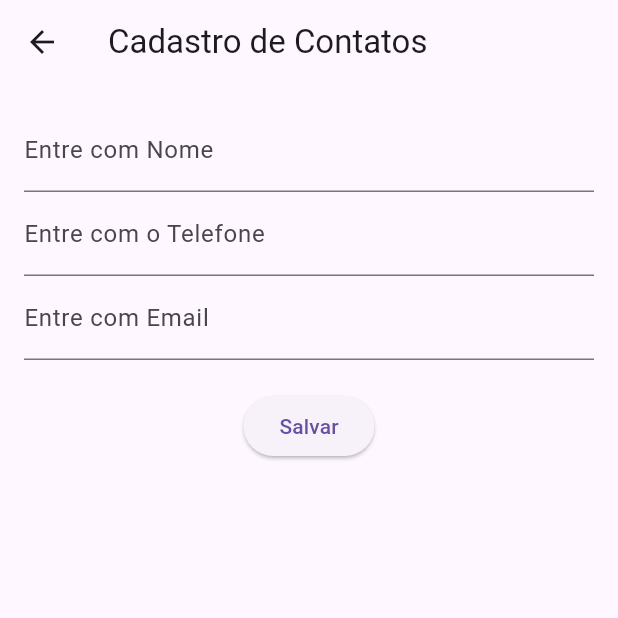
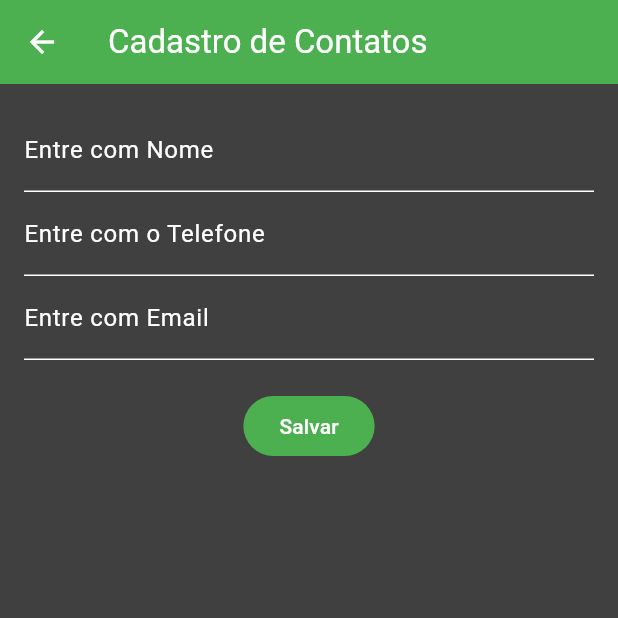
Before and after one commit to ValdsonTenorio/AgendaFlutter, a Flutter app: the screen it shows after launch, after a tap on "Cadastro", on a phone screen of 412 x 824 dp, the top half of it. Run offline on Flutter 3.47's test engine with Material 3 defaults, Android fonts, the phone set to English and light mode, and no system bars; our stand-ins replace flutter_masked_text2.

Commit message:
Estilização e Correção de Cores

```diff
--- a/lib/cadastro.dart
+++ b/lib/cadastro.dart
@@ -5,29 +5,44 @@ import 'package:flutter_masked_text2/flutter_masked_text2.dart';
 
 class Cadastro extends StatefulWidget {
   final ContatosRepository contatos;
-  Cadastro({required this.contatos});
+  final Contato? contato;
+
+  Cadastro({required this.contatos, this.contato});
 
   @override
   State<Cadastro> createState() => _CadastroState(contatos: contatos);
 }
 
 class _CadastroState extends State<Cadastro> {
-  final TextEditingController nomeController = TextEditingController();
-  final TextEditingController telefoneController =
+  TextEditingController nomeController = TextEditingController();
+  TextEditingController telefoneController =
       MaskedTextController(mask: '(00)00000-0000');
-  final TextEditingController emailController = TextEditingController();
+  TextEditingController emailController = TextEditingController();
   final ContatosRepository contatos;
+  _CadastroState({required this.contatos});
+  @override
+  void initState() {
+    super.initState();
+    if (widget.contato != null) {
+      nomeController = TextEditingController(text: widget.contato!.nome);
+      telefoneController = MaskedTextController(
+          mask: '(00)00000-0000', text: widget.contato!.telefone);
+      emailController = TextEditingController(text: widget.contato!.email);
+    }
+  }
 
-  _CadastroState({required this.contatos});
-
+  final _formKey = GlobalKey<FormState>();
   @override
   Widget build(BuildContext context) {
     return Scaffold(
       appBar: AppBar(
+        backgroundColor: Theme.of(context).colorScheme.primary,
         title: Text('Cadastro de Contatos'),
       ),
       body: Padding(
           padding: const EdgeInsets.all(16.0),
+          child: Form(
+            key: _formKey,
             child: Column(
               children: [
                 TextFormField(
@@ -47,7 +62,9 @@ class _CadastroState extends State<Cadastro> {
                         hintStyle: TextStyle(color: Colors.grey)),
                     controller: telefoneController,
                     validator: (telefoneController) {
-                  if (telefoneController == null || telefoneController.isEmpty) {
+                      if (telefoneController == null ||
+                          telefoneController.isEmpty ||
+                          telefoneController.length != 14) {
                         return 'Por Favor, insira o Telefone';
                       }
                       return null;
@@ -61,24 +78,39 @@ class _CadastroState extends State<Cadastro> {
                       if (emailController == null || emailController.isEmpty) {
                         return 'Por Favor, insira o Email';
                       }
+                      if (RegExp(r'^[\w-.]+@([\w-]+.)+[\w-]{2,4}$')
+                          .hasMatch(emailController)) {
                         return null;
+                      }
+                      return 'Email invalido';
                     }),
                 SizedBox(height: 20),
-            ElevatedButton(
+                FilledButton(
                   onPressed: () {
+                    if (_formKey.currentState!.validate()) {
+                      if (widget.contato != null) {
+                        Navigator.pop(
+                            context,
+                            Contato(
+                                nome: nomeController.text,
+                                email: emailController.text,
+                                telefone: telefoneController.text));
+                      } else {
                         setState(() {
                           contatos.addContatos(Contato(
                               nome: nomeController.text,
-                      email: telefoneController.text,
-                      telefone: emailController.text));
+                              email: emailController.text,
+                              telefone: telefoneController.text));
                         });
                         Navigator.pop(context);
+                      }
+                    }
                   },
                   child: Text('Salvar'),
                 ),
               ],
             ),
-      ),
+          )),
     );
   }
 }
--- a/lib/contato.dart
+++ b/lib/contato.dart
@@ -6,10 +6,14 @@ class ContatosRepository {
   void addContatos(Contato c) {
     contatos.add(c);
   }
-  void rmvContatos(Contato c){
+
+  void rmvContatos(Contato c) {
     contatos.remove(c);
   }
 
+  void attcontato(int index, Contato c) {
+    contatos[index] = c;
+  }
   List<Contato> getContatos() {
     return contatos;
   }
--- a/lib/principal.dart
+++ b/lib/principal.dart
@@ -7,6 +7,14 @@ class MyApp extends StatelessWidget {
   @override
   Widget build(BuildContext context) {
     return MaterialApp(
+      theme: ThemeData.from(
+        colorScheme: ColorScheme.fromSwatch(
+            cardColor: const Color.fromARGB(255, 65, 64, 64),
+            backgroundColor: Colors.white,
+            accentColor: Colors.white,
+            brightness: Brightness.dark,
+            primarySwatch: Colors.green),
+      ),
       home: Principal(),
     );
   }
@@ -19,12 +27,16 @@ class Principal extends StatelessWidget {
   Widget build(BuildContext context) {
     return Scaffold(
         appBar: AppBar(
+          backgroundColor: Theme.of(context).colorScheme.primary,
           title: Text('Menu Principal'),
         ),
         body: Center(
           child: Column(
             children: [
-              ElevatedButton(
+              SizedBox(
+                height: 20,
+              ),
+              FilledButton(
                 onPressed: () {
                   Navigator.push(
                     context,
@@ -38,7 +50,7 @@ class Principal extends StatelessWidget {
               SizedBox(
                 height: 20,
               ),
-              ElevatedButton(
+              FilledButton(
                 onPressed: () {
                   Navigator.push(
                     context,
```
Also changed, not shown: lib/listagem.dart (+20 -8 lines). Lines whose indentation alone changed are shown as unchanged.
